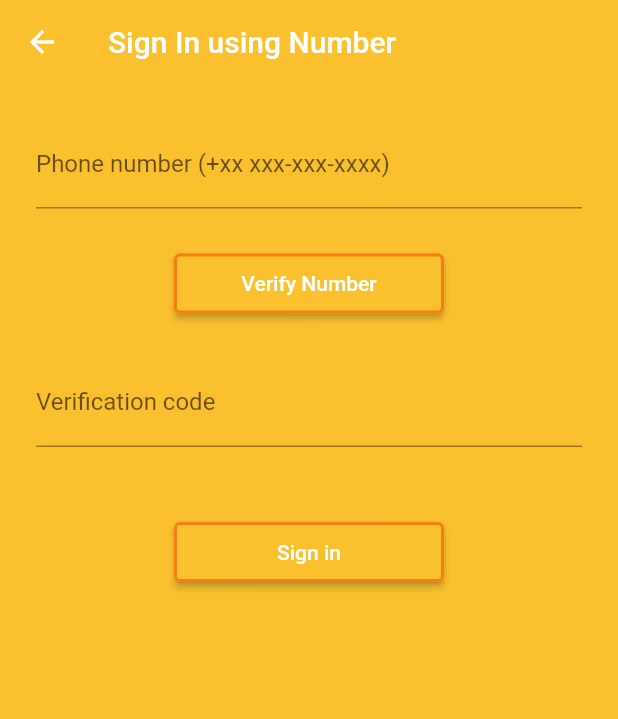
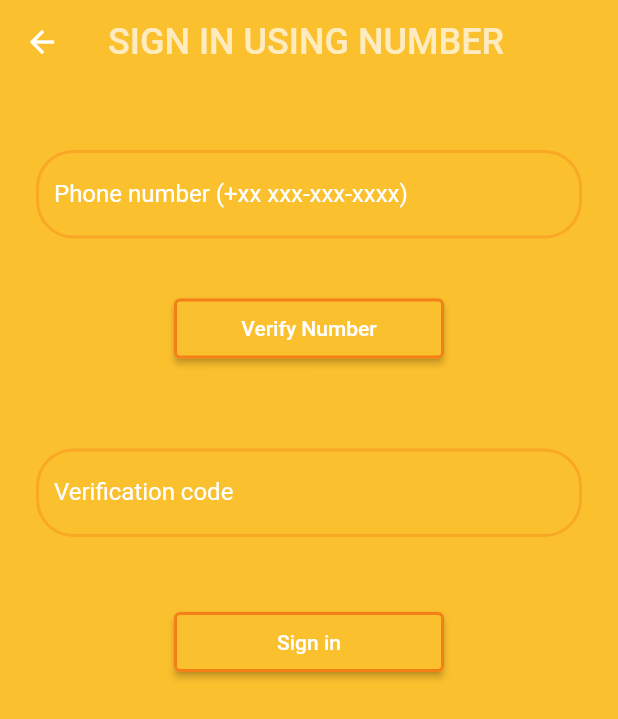
Before and after one commit to AryanKhubchandani/FirebaseLogin, a Flutter app: the screen it shows after launch, after a tap on "Sign In using Number", on a phone screen of 412 x 824 dp. Shown: the top 719 px of the screen. Run offline on Flutter 3.47's test engine with Material 2 defaults, Android fonts, the light colour scheme and no system bars; our stand-ins replace firebase_auth, firebase_core, flutter_signin_button, font_awesome_flutter, google_sign_in; accounts and stored records are empty.

Commit message:
change textfield

```diff
--- a/lib/screens/authentication/register.dart
+++ b/lib/screens/authentication/register.dart
@@ -23,8 +23,12 @@ class _RegisterState extends State<Register> {
       appBar: AppBar(
         backgroundColor: Colors.yellow[700],
         elevation: 0.0,
-        title: Text('Sign Up'),
+        title: Text(
+          'SIGN UP',
+          style: TextStyle(color: Colors.white70, fontSize: 28),
+        ),
       ),
+      resizeToAvoidBottomInset: false,
       body: Container(
         padding: EdgeInsets.fromLTRB(50, 20, 50, 5),
         child: Form(
@@ -34,7 +38,16 @@ class _RegisterState extends State<Register> {
               SizedBox(height: 40.0),
               TextFormField(
                 decoration: InputDecoration(
-                  hintText: "Email",
+                  labelText: "Email",
+                  labelStyle: TextStyle(color: Colors.white),
+                  enabledBorder: OutlineInputBorder(
+                    borderRadius: BorderRadius.circular(25.0),
+                    borderSide: BorderSide(color: Colors.yellow[800], width: 2),
+                  ),
+                  focusedBorder: OutlineInputBorder(
+                    borderRadius: BorderRadius.circular(25.0),
+                    borderSide: BorderSide(color: Colors.yellow[600], width: 2),
+                  ),
                 ),
                 validator: (val) => val.isEmpty ? "Enter an email" : null,
                 onChanged: (val) {
@@ -45,7 +58,16 @@ class _RegisterState extends State<Register> {
               SizedBox(height: 20.0),
               TextFormField(
                 decoration: InputDecoration(
-                  hintText: "Password",
+                  labelText: "Password",
+                  labelStyle: TextStyle(color: Colors.white),
+                  enabledBorder: OutlineInputBorder(
+                    borderRadius: BorderRadius.circular(25.0),
+                    borderSide: BorderSide(color: Colors.yellow[800], width: 2),
+                  ),
+                  focusedBorder: OutlineInputBorder(
+                    borderRadius: BorderRadius.circular(25.0),
+                    borderSide: BorderSide(color: Colors.yellow[600], width: 2),
+                  ),
                 ),
                 obscureText: true,
                 validator: (val) => val.length < 6
--- a/lib/screens/authentication/sign_in.dart
+++ b/lib/screens/authentication/sign_in.dart
@@ -3,6 +3,7 @@ import 'package:firebase_login/screens/home/home.dart';
 import 'package:flutter_signin_button/flutter_signin_button.dart';
 import 'package:firebase_login/services/auth.dart';
 import 'package:flutter/material.dart';
+import 'package:font_awesome_flutter/font_awesome_flutter.dart';
 
 class SignIn extends StatefulWidget {
   final Function toggleView;
@@ -27,8 +28,12 @@ class _SignInState extends State<SignIn> {
       appBar: AppBar(
         backgroundColor: Colors.yellow[700],
         elevation: 0.0,
-        title: Text('Sign In'),
+        title: Text(
+          'SIGN IN',
+          style: TextStyle(color: Colors.white70, fontSize: 28),
+        ),
       ),
+      resizeToAvoidBottomInset: false,
       body: Container(
         padding: EdgeInsets.fromLTRB(50, 20, 50, 5),
         child: Form(
@@ -38,7 +43,16 @@ class _SignInState extends State<SignIn> {
               SizedBox(height: 40.0),
               TextFormField(
                 decoration: InputDecoration(
-                  hintText: "Email",
+                  labelText: "Email",
+                  labelStyle: TextStyle(color: Colors.white),
+                  enabledBorder: OutlineInputBorder(
+                    borderRadius: BorderRadius.circular(25.0),
+                    borderSide: BorderSide(color: Colors.yellow[800], width: 2),
+                  ),
+                  focusedBorder: OutlineInputBorder(
+                    borderRadius: BorderRadius.circular(25.0),
+                    borderSide: BorderSide(color: Colors.yellow[600], width: 2),
+                  ),
                 ),
                 validator: (val) => val.isEmpty ? "Enter an Email" : null,
                 onChanged: (val) {
@@ -49,7 +63,16 @@ class _SignInState extends State<SignIn> {
               SizedBox(height: 20.0),
               TextFormField(
                 decoration: InputDecoration(
-                  hintText: "Password",
+                  labelText: "Password",
+                  labelStyle: TextStyle(color: Colors.white),
+                  enabledBorder: OutlineInputBorder(
+                    borderRadius: BorderRadius.circular(25.0),
+                    borderSide: BorderSide(color: Colors.yellow[800], width: 2),
+                  ),
+                  focusedBorder: OutlineInputBorder(
+                    borderRadius: BorderRadius.circular(25.0),
+                    borderSide: BorderSide(color: Colors.yellow[600], width: 2),
+                  ),
                 ),
                 obscureText: true,
                 validator: (val) => val.length < 6
@@ -84,22 +107,37 @@ class _SignInState extends State<SignIn> {
                 ),
               ),
               SizedBox(height: 30.0),
-              Text("-OR-"),
-              SizedBox(height: 20.0),
-              SignInButton(
-                Buttons.Google,
-                onPressed: () async {
-                  await _auth.signInGoogle().then((userCredential) => {
-                        setState(() => {userCredential})
-                      });
-                },
+              Text(
+                "-OR-",
+                style: TextStyle(color: Colors.white, fontSize: 20),
+              ),
+              SizedBox(height: 30.0),
+              ConstrainedBox(
+                constraints: BoxConstraints.tightFor(width: 200, height: 40),
+                child: ElevatedButton.icon(
+                  icon: FaIcon(
+                    FontAwesomeIcons.google,
+                    color: Colors.white,
+                  ),
+                  label: Text("Sign In with Google",
+                      style: TextStyle(color: Colors.white, fontSize: 14)),
+                  onPressed: () async {
+                    await _auth.signInGoogle().then((userCredential) => {
+                          setState(() => {userCredential})
+                        });
+                  },
+                  style: ElevatedButton.styleFrom(
+                    primary: Colors.yellow[700],
+                    side: BorderSide(color: Colors.yellow[900], width: 2),
+                  ),
+                ),
               ),
               SizedBox(height: 10.0),
               ConstrainedBox(
-                constraints: BoxConstraints.tightFor(width: 220, height: 40),
+                constraints: BoxConstraints.tightFor(width: 200, height: 40),
                 child: ElevatedButton.icon(
-                  icon: Icon(
-                    Icons.person,
+                  icon: FaIcon(
+                    FontAwesomeIcons.phone,
                     color: Colors.white,
                   ),
                   label: Text("Sign In using Number",
--- a/lib/screens/authentication/sign_in_using_no.dart
+++ b/lib/screens/authentication/sign_in_using_no.dart
@@ -83,7 +83,10 @@ class _SignInNoState extends State<SignInNo> {
     return Scaffold(
       backgroundColor: Colors.yellow[700],
       appBar: AppBar(
-        title: Text("Sign In using Number"),
+        title: Text(
+          "SIGN IN USING NUMBER",
+          style: TextStyle(color: Colors.white70, fontSize: 24),
+        ),
         elevation: 0.0,
         backgroundColor: Colors.yellow[700],
       ),
@@ -98,10 +101,23 @@ class _SignInNoState extends State<SignInNo> {
               child: Column(
                 crossAxisAlignment: CrossAxisAlignment.start,
                 children: <Widget>[
+                  SizedBox(height: 20.0),
                   TextFormField(
                     controller: _phoneNumberController,
-                    decoration: const InputDecoration(
-                        labelText: 'Phone number (+xx xxx-xxx-xxxx)'),
+                    decoration: InputDecoration(
+                      labelText: 'Phone number (+xx xxx-xxx-xxxx)',
+                      labelStyle: TextStyle(color: Colors.white),
+                      enabledBorder: OutlineInputBorder(
+                        borderRadius: BorderRadius.circular(25.0),
+                        borderSide:
+                            BorderSide(color: Colors.yellow[800], width: 2),
+                      ),
+                      focusedBorder: OutlineInputBorder(
+                        borderRadius: BorderRadius.circular(25.0),
+                        borderSide:
+                            BorderSide(color: Colors.yellow[600], width: 2),
+                      ),
+                    ),
                     validator: (value) {
                       if (value.isEmpty) {
                         showSnackbar("Enter valid Number");
@@ -110,6 +126,7 @@ class _SignInNoState extends State<SignInNo> {
                     },
                     style: TextStyle(color: Colors.white),
                   ),
+                  SizedBox(height: 10.0),
                   Container(
                     padding: const EdgeInsets.symmetric(vertical: 30.0),
                     alignment: Alignment.center,
@@ -128,10 +145,23 @@ class _SignInNoState extends State<SignInNo> {
                       ),
                     ),
                   ),
+                  SizedBox(height: 30.0),
                   TextFormField(
                     controller: _smsController,
-                    decoration:
-                        const InputDecoration(labelText: 'Verification code'),
+                    decoration: InputDecoration(
+                      labelText: 'Verification code',
+                      labelStyle: TextStyle(color: Colors.white),
+                      enabledBorder: OutlineInputBorder(
+                        borderRadius: BorderRadius.circular(25.0),
+                        borderSide:
+                            BorderSide(color: Colors.yellow[800], width: 2),
+                      ),
+                      focusedBorder: OutlineInputBorder(
+                        borderRadius: BorderRadius.circular(25.0),
+                        borderSide:
+                            BorderSide(color: Colors.yellow[600], width: 2),
+                      ),
+                    ),
                     style: TextStyle(color: Colors.white),
                   ),
                   Container(
```
